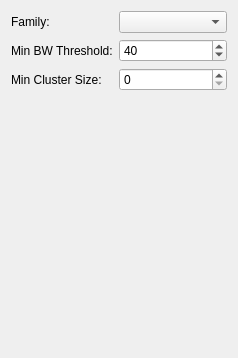
First picture: the form in src/ApriltagSettings.ui, repository formicidae-tracker/tag-scanner, before the edit.
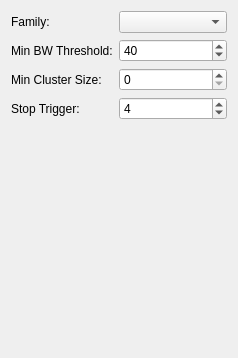
Second picture: the form after the edit.

Commit message: Adds detection threshold

Patch:
```diff
--- a/src/ApriltagSettings.ui
+++ b/src/ApriltagSettings.ui
@@ -51,6 +51,20 @@
    <item row="2" column="1">
     <widget class="QSpinBox" name="minCluster"/>
    </item>
+   <item row="3" column="0">
+    <widget class="QLabel" name="label_4">
+     <property name="text">
+      <string>Stop Trigger:</string>
+     </property>
+    </widget>
+   </item>
+   <item row="3" column="1">
+    <widget class="QSpinBox" name="nbDetections">
+     <property name="value">
+      <number>4</number>
+     </property>
+    </widget>
+   </item>
   </layout>
  </widget>
  <resources/>
```
The commit also changes 2 other files.
